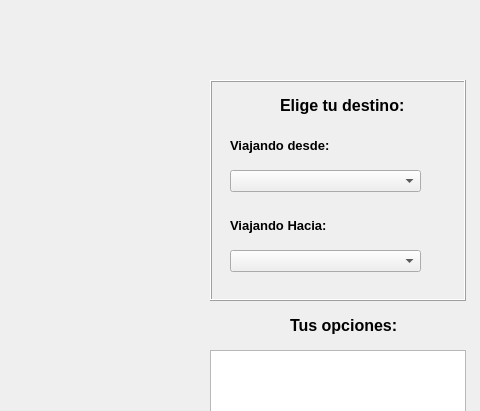
The window that cliente.ui (jimmybanegas/ProyectoRutas) describes before a commit, drawn with Qt 5; both pictures show x 720 to 1200 and y 0 to 411 of the 1200 by 600 pixel window.
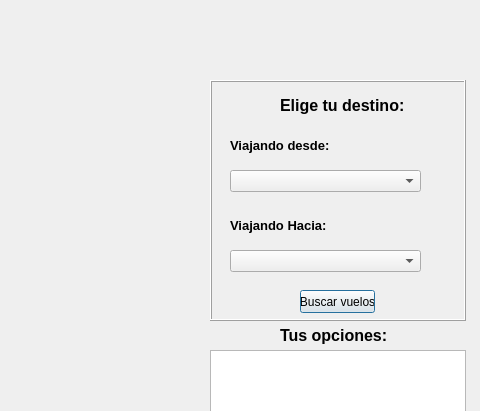
The same window after the commit. Icons and pictures are not drawn.

Patch:
```diff
--- a/cliente.ui
+++ b/cliente.ui
@@ -23,7 +23,7 @@
      <x>930</x>
      <y>80</y>
      <width>256</width>
-     <height>221</height>
+     <height>241</height>
     </rect>
    </property>
    <property name="frameShape">
@@ -112,6 +112,19 @@
      </rect>
     </property>
    </widget>
+   <widget class="QPushButton" name="pushButton">
+    <property name="geometry">
+     <rect>
+      <x>90</x>
+      <y>210</y>
+      <width>75</width>
+      <height>23</height>
+     </rect>
+    </property>
+    <property name="text">
+     <string>Buscar vuelos</string>
+    </property>
+   </widget>
   </widget>
   <widget class="QTableView" name="tableView">
    <property name="geometry">
@@ -126,8 +139,8 @@
   <widget class="QLabel" name="label_4">
    <property name="geometry">
     <rect>
-     <x>1010</x>
-     <y>310</y>
+     <x>1000</x>
+     <y>320</y>
      <width>141</width>
      <height>31</height>
     </rect>
```
